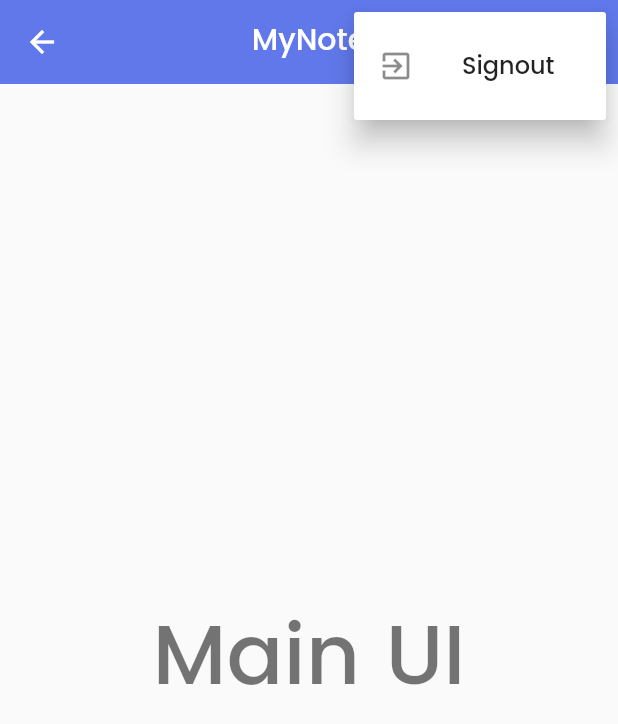
After one commit to JirayuJanlert/flutter-mynotes, a Flutter app: the NotesView screen opened directly, after a tap on the "more vert" icon, on a phone screen of 412 x 824 dp. The commit adds this screen. Shown: the top 724 px of the screen. Run offline on Flutter 3.47's test engine with Material 2 defaults, Android fonts, the phone set to English and light mode, and no system bars; our stand-ins replace firebase_auth, firebase_core, flutter_screenutil, flutter_svg, loading_animation_widget; accounts and stored records are empty; network calls fail; statements that could not run were skipped.

Commit message:
ch18 add sign out

```diff
--- a/lib/main.dart
+++ b/lib/main.dart
@@ -1,19 +1,16 @@
 import 'package:firebase_core/firebase_core.dart';
 import 'package:flutter/material.dart';
-import 'package:firebase_auth/firebase_auth.dart';
 import 'package:flutter_course/views/home_page.dart';
+import 'package:flutter_course/views/note_view.dart';
 import 'package:flutter_course/views/register_view.dart';
 import 'package:flutter_course/views/veiry_email_view.dart';
 import 'package:flutter_course/views/login_view.dart';
-import 'package:flutter_screenutil/flutter_screenutil.dart';
-import 'package:loading_animation_widget/loading_animation_widget.dart';
 import 'firebase_options.dart';
 
 void main() async {
   WidgetsFlutterBinding.ensureInitialized();
   final firebase =
       Firebase.initializeApp(options: DefaultFirebaseOptions.currentPlatform);
-
   runApp(MaterialApp(
     debugShowCheckedModeBanner: false,
     title: 'Flutter Demo',
@@ -30,7 +27,8 @@ void main() async {
     routes: {
       '/login': (context) => const LoginView(),
       '/register': (context) => const RegisterView(),
-      '/emailverify': (context) => const VerifyEmailView()
+      '/emailverify': (context) => const VerifyEmailView(),
+      '/main': (context) => const NotesView()
     },
   ));
 }
--- /dev/null
+++ b/lib/views/notes_view.dart
@@ -0,0 +1,90 @@
+
+import 'package:firebase_auth/firebase_auth.dart';
+import 'package:flutter/material.dart';
+import 'package:flutter_course/custom_icon.dart';
+import 'dart:developer' as devtools show log;
+
+class NotesView extends StatefulWidget {
+  const NotesView({super.key});
+
+  @override
+  State<NotesView> createState() => _NotesViewState();
+}
+
+class _NotesViewState extends State<NotesView> {
+  MenuAction? selectedAction;
+  @override
+  Widget build(BuildContext context) {
+    return Scaffold(
+      appBar: AppBar(
+        centerTitle: true,
+        backgroundColor: CustomColor.kSecondaryColor,
+        shadowColor: Colors.transparent,
+        title: const Text('MyNote'),
+        actions: [
+          PopupMenuButton<MenuAction>(
+            initialValue: selectedAction,
+            onSelected: (value) async {
+              setState(() {
+                selectedAction = value;
+              });
+              switch (value) {
+                case MenuAction.logout:
+                  final shouldLogout = await showLogOutDialog(context);
+                  devtools.log(shouldLogout.toString());
+                  if (shouldLogout) {
+                    await FirebaseAuth.instance.signOut();
+                    Navigator.of(context)
+                        .pushNamedAndRemoveUntil('/login', (route) => false);
+                  }
+                  break;
+                default:
+              }
+            },
+            itemBuilder: (context) {
+              return const [
+                PopupMenuItem(
+                    value: MenuAction.logout,
+                    child: ListTile(
+                      leading: Icon(Icons.exit_to_app),
+                      title: Text('Signout'),
+                    ))
+              ];
+            },
+          ),
+        ],
+      ),
+      body: Center(
+          child: Text(
+        'Main UI',
+        style: Theme.of(context).textTheme.displayMedium,
+      )),
+    );
+  }
+}
+
+enum MenuAction { logout }
+
+Future<bool> showLogOutDialog(BuildContext context) async {
+  return showDialog<bool>(
+    context: context,
+    builder: (context) {
+      return AlertDialog(
+        title: const Text('Sign out'),
+        content: const Text('Are you sure you want to sign out?'),
+        actions: [
+          TextButton(
+              onPressed: () {
+                Navigator.of(context).pop(false);
+              },
+              child: Text('Cancel')),
+          TextButton(
+              onPressed: () {
+                Navigator.of(context).pop(true);
+              },
+              child: Text('Logout')),
+        ],
+      );
+    },
+  ).then((value) => value ?? false);
+}
```
Also changed, not shown: lib/views/home_page.dart (+3 -4 lines), lib/views/login_view.dart (+8 -1 lines).
